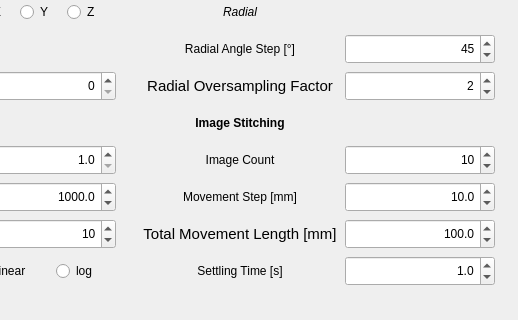
Qt form Applications/relax2/ui/parameters.ui (aberg-vrvis/ocra) before a commit; both pictures show x 642 to 1160 and y 195 to 515 of the 1160 by 840 pixel window.
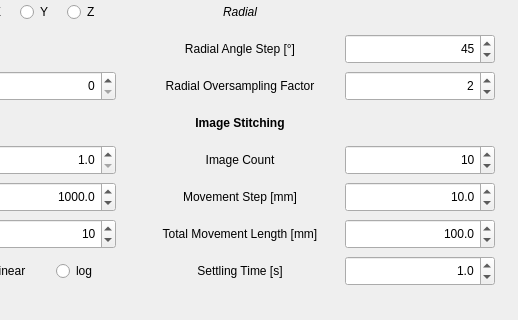
The same form after that commit.

Patch:
```diff
--- a/Applications/relax2/ui/parameters.ui
+++ b/Applications/relax2/ui/parameters.ui
@@ -1983,11 +1983,6 @@
         <height>30</height>
        </size>
       </property>
-      <property name="font">
-       <font>
-        <pointsize>11</pointsize>
-       </font>
-      </property>
       <property name="text">
        <string>Total Movement Length [mm]</string>
       </property>
@@ -2160,11 +2155,6 @@
         <height>30</height>
        </size>
       </property>
-      <property name="font">
-       <font>
-        <pointsize>11</pointsize>
-       </font>
-      </property>
       <property name="text">
        <string>Radial Oversampling Factor</string>
       </property>
```
